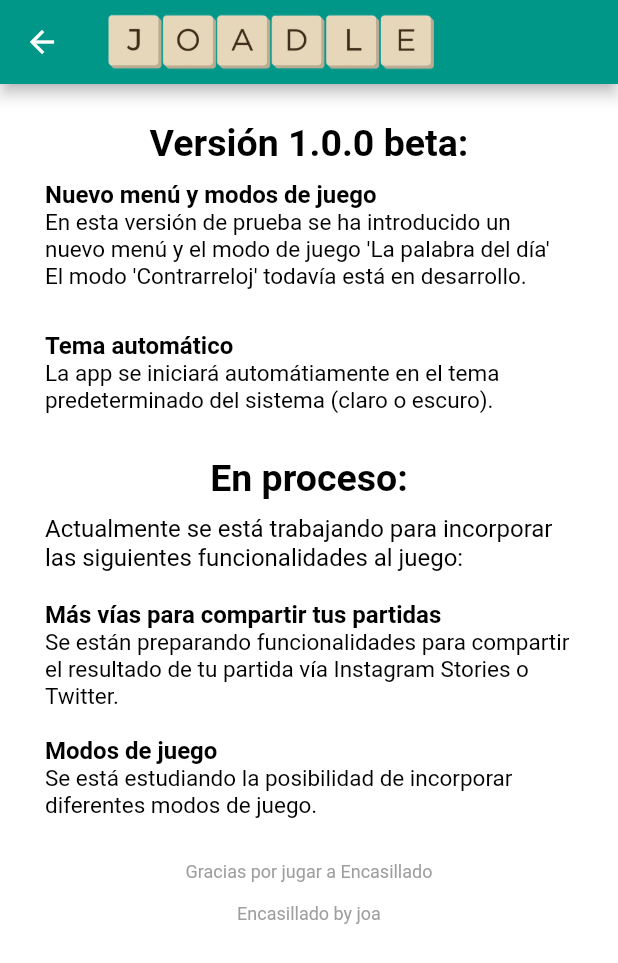
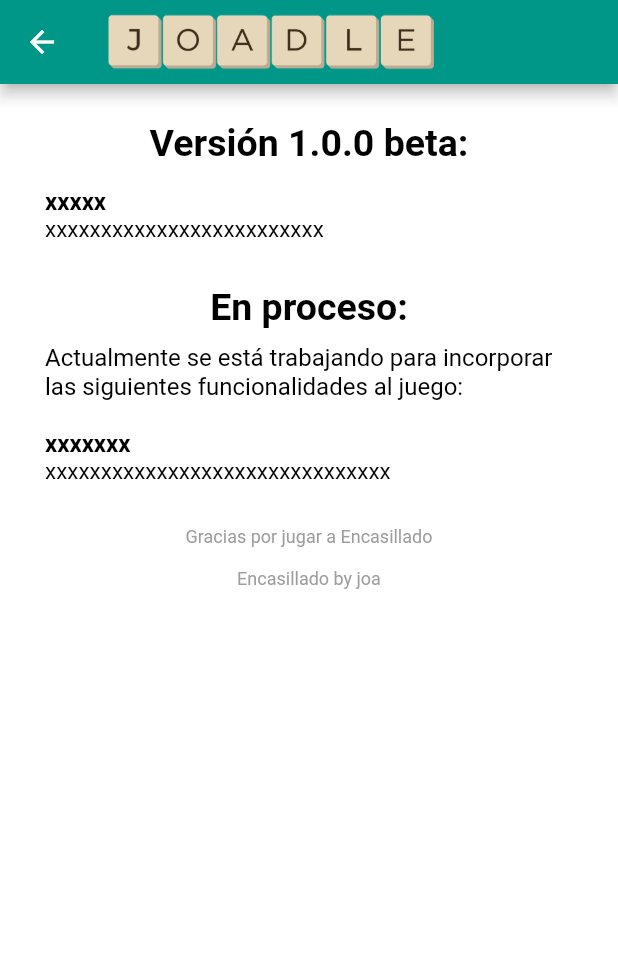
Before and after one commit to joaquinsolla/Encasillado, a Flutter app: the updates_page screen opened directly, on a phone screen of 412 x 824 dp. Shown: the top 963 px of the screen. Run offline on Flutter 3.47's test engine with Material 2 defaults, Android fonts, the phone set to English and light mode, and no system bars; our stand-ins replace flushbar; missing offline and left inert: mailto, whatsapp_share; Roboto replaces fonts that are missing (RaleWay).

```diff
--- a/lib/common_imagepaths.dart
+++ b/lib/common_imagepaths.dart
@@ -9,8 +9,6 @@ String example_grey = 'app_files/example_grey.png';
 String example_grey_colorblind = 'app_files/example_grey_colorblind.png';
 String example_yellow = 'app_files/example_yellow.png';
 String example_yellow_colorblind = 'app_files/example_yellow_colorblind.png';
-String future_updates_image = 'app_files/future_updates_image.png';
-String future_updates_image_darkmode = 'app_files/future_updates_image_darkmode.png';
 String github_image = 'app_files/github_image.png';
 String github_image_darkmode = 'app_files/github_image_darkmode.png';
 String help_icon = 'app_files/help_icon.png';
--- a/lib/common_pages.dart
+++ b/lib/common_pages.dart
@@ -688,7 +688,7 @@ class settings_page extends StatelessWidget {
                   ],
                 ),
                 SizedBox(
-                  height: deviceHeight * 0.15,
+                  height: 15,
                 ),
                 Divider(
                   color: myGrey,
@@ -908,10 +908,10 @@ class updates_page extends StatelessWidget {
                 textAlign: TextAlign.center,
               ),
               SizedBox(
-                height: 10,
+                height: 15,
               ),
               Text(
-                "Nuevo menú y modos de juego",
+                "xxxxx",
                 style: TextStyle(
                   fontSize: 16,
                   color: myBlack,
@@ -922,33 +922,7 @@ class updates_page extends StatelessWidget {
                 textAlign: TextAlign.left,
               ),
               Text(
-                "En esta versión de prueba se ha introducido un nuevo menú y el modo de juego 'La palabra del día'\n"
-                    "El modo 'Contrarreloj' todavía está en desarrollo.\n",
-                style: TextStyle(
-                  fontSize: 15,
-                  color: myBlack,
-                  fontWeight: FontWeight.normal,
-                  decoration: TextDecoration.none,
-                  fontFamily: 'RaleWay',
-                ),
-                textAlign: TextAlign.left,
-              ),
-              SizedBox(
-                height: 10,
-              ),
-              Text(
-                "Tema automático",
-                style: TextStyle(
-                  fontSize: 16,
-                  color: myBlack,
-                  fontWeight: FontWeight.bold,
-                  decoration: TextDecoration.none,
-                  fontFamily: 'RaleWay',
-                ),
-                textAlign: TextAlign.left,
-              ),
-              Text(
-                "La app se iniciará automátiamente en el tema predeterminado del sistema (claro o escuro).\n",
+                "xxxxxxxxxxxxxxxxxxxxxxxxx\n",
                 style: TextStyle(
                   fontSize: 15,
                   color: myBlack,
@@ -987,7 +961,7 @@ class updates_page extends StatelessWidget {
                 textAlign: TextAlign.left,
               ),
               Text(
-                "Más vías para compartir tus partidas",
+                "xxxxxxx",
                 style: TextStyle(
                   fontSize: 16,
                   color: myBlack,
@@ -998,29 +972,7 @@ class updates_page extends StatelessWidget {
                 textAlign: TextAlign.left,
               ),
               Text(
-                "Se están preparando funcionalidades para compartir el resultado de tu partida vía Instagram Stories o Twitter.\n",
-                style: TextStyle(
-                  fontSize: 15,
-                  color: myBlack,
-                  fontWeight: FontWeight.normal,
-                  decoration: TextDecoration.none,
-                  fontFamily: 'RaleWay',
-                ),
-                textAlign: TextAlign.left,
-              ),
-              Text(
-                "Modos de juego",
-                style: TextStyle(
-                  fontSize: 16,
-                  color: myBlack,
-                  fontWeight: FontWeight.bold,
-                  decoration: TextDecoration.none,
-                  fontFamily: 'RaleWay',
-                ),
-                textAlign: TextAlign.left,
-              ),
-              Text(
-                "Se está estudiando la posibilidad de incorporar diferentes modos de juego.\n",
+                "xxxxxxxxxxxxxxxxxxxxxxxxxxxxxxx\n",
                 style: TextStyle(
                   fontSize: 15,
                   color: myBlack,
--- a/pubspec.yaml
+++ b/pubspec.yaml
@@ -1,4 +1,4 @@
-name: Joadle
+name: Encasillado
 description: My version of the words game
 
 # The following line prevents the package from being accidentally published to
@@ -34,7 +34,6 @@ dependencies:
   url_launcher: ^5.7.10
   whatsapp_share: ^1.1.1
   mailto: ^2.0.0
-  #ntp: ^1.0.7
 
 
   # The following adds the Cupertino Icons font to your application.
```
Also changed, not shown: app_files/future_updates_image.png (deleted), app_files/future_updates_image_darkmode.png (deleted), 1 other file.
